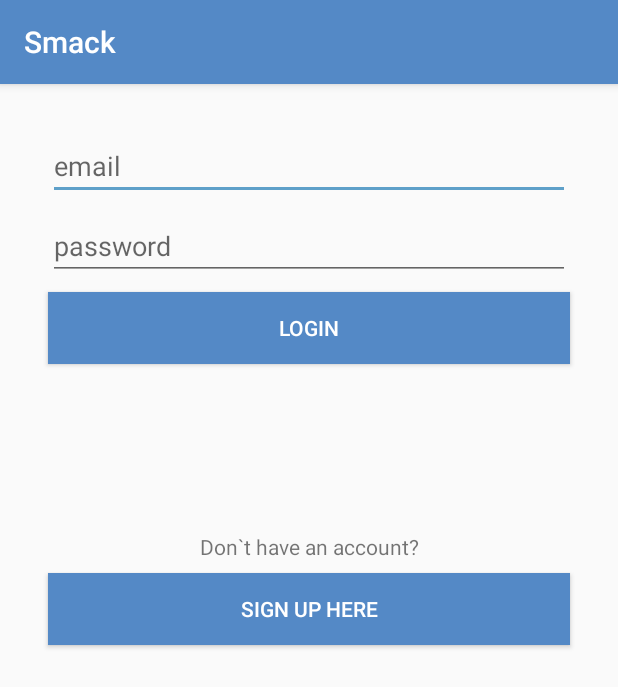
After one commit to TheRealRobis/Smack, an Android app: the LoginActivity screen opened directly, with no data from a screen before it, on a phone screen of 412 x 824 dp. The commit adds this screen. Shown: the top 687 px of the screen. Run offline under Robolectric (Android 15) with nearby library versions, the phone set to English and light mode, and no system bars.

Commit message:
lesson-03

```diff
--- a/app/build.gradle
+++ b/app/build.gradle
@@ -24,7 +24,7 @@ android {
 
 dependencies {
     implementation fileTree(dir: 'libs', include: ['*.jar'])
-    implementation"org.jetbrains.kotlin:kotlin-stdlib-jdk7:$kotlin_version"
+    implementation "org.jetbrains.kotlin:kotlin-stdlib-jdk7:$kotlin_version"
     implementation 'com.android.support:appcompat-v7:28.0.0'
     implementation 'com.android.support:design:28.0.0'
     implementation 'com.android.support.constraint:constraint-layout:1.1.3'
--- a/app/src/main/AndroidManifest.xml
+++ b/app/src/main/AndroidManifest.xml
@@ -18,6 +18,8 @@
                 <category android:name="android.intent.category.LAUNCHER"/>
             </intent-filter>
         </activity>
+        <activity android:name=".LoginActivity">
+        </activity>
     </application>
 
 </manifest>
--- /dev/null
+++ b/app/src/main/java/com/robertasrob/smack/LoginActivity.kt
@@ -0,0 +1,20 @@
+package com.robertasrob.smack
+
+import android.support.v7.app.AppCompatActivity
+import android.os.Bundle
+import android.view.View
+
+class LoginActivity : AppCompatActivity() {
+
+    override fun onCreate(savedInstanceState: Bundle?) {
+        super.onCreate(savedInstanceState)
+        setContentView(R.layout.activity_login)
+    }
+    fun loginloginBtnClicked(view: View){
+
+
+    }
+    fun loginCreateUserBtnClicked(view: View){
+
+    }
+}
--- a/app/src/main/java/com/robertasrob/smack/MainActivity.kt
+++ b/app/src/main/java/com/robertasrob/smack/MainActivity.kt
@@ -1,5 +1,6 @@
 package com.robertasrob.smack
 
+import android.content.Intent
 import android.os.Bundle
 import android.support.design.widget.Snackbar
 import android.support.design.widget.NavigationView
@@ -11,6 +12,7 @@ import android.view.MenuItem
 import android.view.View
 import kotlinx.android.synthetic.main.activity_main.*
 import kotlinx.android.synthetic.main.app_bar_main.*
+import kotlinx.android.synthetic.main.nav_header_main.*
 
 class  MainActivity : AppCompatActivity(){
 
@@ -37,6 +39,9 @@ class  MainActivity : AppCompatActivity(){
     }
     fun loginBtnNavClicked(view: View){
 
+            val loginIntent = Intent(this, LoginActivity::class.java)
+
+            startActivity(loginIntent)
 
     }
     fun addChannelClicked(view: View){
--- /dev/null
+++ b/app/src/main/res/layout/activity_login.xml
@@ -0,0 +1,55 @@
+<?xml version="1.0" encoding="utf-8"?>
+<android.support.constraint.ConstraintLayout
+        xmlns:android="http://schemas.android.com/apk/res/android"
+        xmlns:tools="http://schemas.android.com/tools"
+        xmlns:app="http://schemas.android.com/apk/res-auto"
+        android:layout_width="match_parent"
+        android:layout_height="match_parent"
+        tools:context=".LoginActivity">
+
+    <EditText
+            android:layout_width="0dp"
+            android:layout_height="wrap_content"
+            android:inputType="textPersonName"
+            android:ems="10"
+            android:id="@+id/loginEmailTxt" android:layout_marginStart="32dp"
+            app:layout_constraintStart_toStartOf="parent" android:layout_marginEnd="32dp"
+            app:layout_constraintEnd_toEndOf="parent" android:layout_marginTop="32dp"
+            app:layout_constraintTop_toTopOf="parent" app:layout_constraintHorizontal_bias="0.497"
+            android:hint="email"/>
+    <EditText
+            android:layout_width="0dp"
+            android:layout_height="wrap_content"
+            android:inputType="textPersonName"
+            android:ems="10"
+            android:id="@+id/loginPasswordTxt" android:layout_marginTop="8dp"
+            app:layout_constraintTop_toBottomOf="@+id/loginEmailTxt" android:layout_marginStart="32dp"
+            app:layout_constraintStart_toStartOf="parent" android:layout_marginEnd="32dp"
+            app:layout_constraintEnd_toEndOf="parent" android:hint="password"/>
+    <Button
+            android:text="LOGIN"
+            android:layout_width="0dp"
+            android:layout_height="wrap_content"
+            android:id="@+id/loginLoginBtn" app:layout_constraintStart_toStartOf="parent"
+            android:layout_marginStart="32dp"
+            app:layout_constraintEnd_toEndOf="parent" android:layout_marginEnd="32dp" android:layout_marginTop="8dp"
+            app:layout_constraintTop_toBottomOf="@+id/loginPasswordTxt" android:background="@color/colorPrimary"
+            android:textColor="@android:color/white" android:onClick="loginLoginBtnClicked"/>
+    <TextView
+            android:text="Don`t have an account?"
+            android:layout_width="wrap_content"
+            android:layout_height="wrap_content"
+            android:id="@+id/textView" app:layout_constraintStart_toStartOf="parent" android:layout_marginStart="8dp"
+            app:layout_constraintEnd_toEndOf="parent" android:layout_marginEnd="8dp" android:layout_marginTop="112dp"
+            app:layout_constraintTop_toBottomOf="@+id/loginLoginBtn"/>
+    <Button
+            android:text="SIGN UP HERE"
+            android:layout_width="0dp"
+            android:layout_height="wrap_content"
+            android:id="@+id/loginCreateUserBtn" app:layout_constraintStart_toStartOf="parent"
+            android:layout_marginStart="32dp"
+            app:layout_constraintEnd_toEndOf="parent" android:layout_marginEnd="32dp" android:layout_marginTop="8dp"
+            app:layout_constraintTop_toBottomOf="@+id/textView" app:layout_constraintHorizontal_bias="0.0"
+            android:background="@color/colorPrimary" android:textColor="@android:color/white"
+            android:onClick="loginCreateUserBtnClicked"/>
+</android.support.constraint.ConstraintLayout>
--- a/app/src/main/res/layout/nav_header_main.xml
+++ b/app/src/main/res/layout/nav_header_main.xml
@@ -15,9 +15,9 @@
             app:srcCompat="@drawable/profiledefault"
             android:contentDescription="@string/nav_header_desc"
             android:id="@+id/userImageNavHeader"
-            android:layout_marginStart="4dp"
+            android:layout_marginStart="12dp"
             app:layout_constraintStart_toStartOf="parent"
-            app:layout_constraintBottom_toTopOf="@+id/loginButtonNavHeader" android:layout_marginBottom="12dp"/>
+            app:layout_constraintBottom_toTopOf="@+id/loginButtonNavHeader"/>
 
     <TextView
             android:layout_width="wrap_content"
@@ -43,7 +43,7 @@
             android:background="@android:color/transparent"
             app:layout_constraintBottom_toBottomOf="parent"
             app:layout_constraintStart_toStartOf="parent" android:onClick="loginBtnNavClicked"
-            android:layout_marginBottom="4dp" android:layout_marginStart="16dp" android:textAlignment="viewStart"/>
+            android:layout_marginBottom="4dp" android:textAlignment="center" android:textColor="@android:color/white"/>
     <ImageButton
             android:layout_width="30dp"
             android:layout_height="30dp" app:srcCompat="@drawable/addchannelbutton"
```
